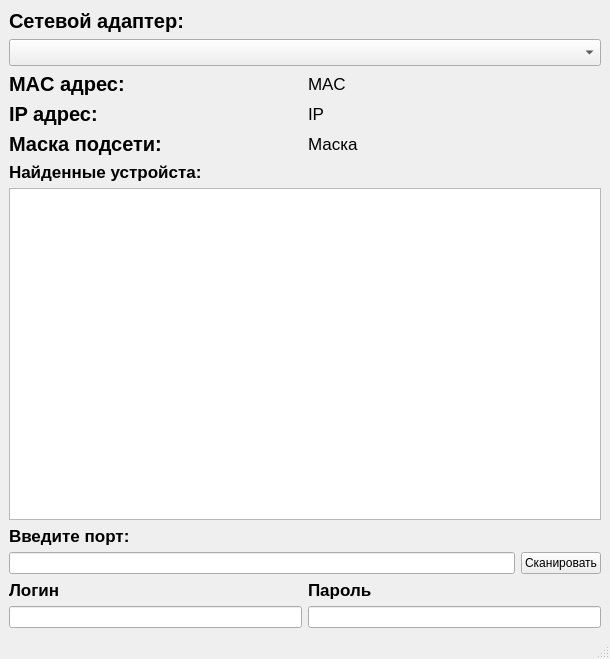
The window that ui/design/main_window.ui (VadMaxOl/mysql_autobackuper) describes before a commit, drawn with Qt 5.
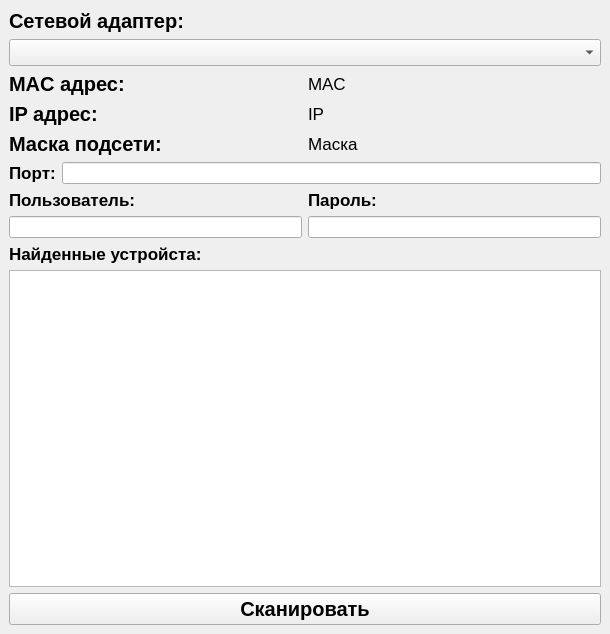
The same window after the commit. Icons and pictures are not drawn.

```diff
--- a/ui/design/main_window.ui
+++ b/ui/design/main_window.ui
@@ -7,7 +7,7 @@
     <x>0</x>
     <y>0</y>
     <width>610</width>
-    <height>659</height>
+    <height>634</height>
    </rect>
   </property>
   <property name="windowTitle">
@@ -137,29 +137,9 @@
      </layout>
     </item>
     <item>
-     <layout class="QVBoxLayout" name="verticalLayout_6">
+     <layout class="QHBoxLayout" name="horizontalLayout_7">
       <item>
-       <widget class="QLabel" name="label_6">
-        <property name="font">
-         <font>
-          <pointsize>13</pointsize>
-          <bold>true</bold>
-         </font>
-        </property>
-        <property name="text">
-         <string>Найденные устройста:</string>
-        </property>
-       </widget>
-      </item>
-      <item>
-       <widget class="QTableView" name="devices_view"/>
-      </item>
-     </layout>
-    </item>
-    <item>
-     <layout class="QHBoxLayout" name="horizontalLayout_2">
-      <item>
-       <layout class="QVBoxLayout" name="verticalLayout_4">
+       <layout class="QHBoxLayout" name="horizontalLayout_6">
         <item>
          <widget class="QLabel" name="label_4">
           <property name="font">
@@ -169,7 +149,7 @@
            </font>
           </property>
           <property name="text">
-           <string>Введите порт:</string>
+           <string>Порт:</string>
           </property>
          </widget>
         </item>
@@ -178,24 +158,6 @@
         </item>
        </layout>
       </item>
-      <item>
-       <layout class="QVBoxLayout" name="verticalLayout_5">
-        <item>
-         <widget class="QLabel" name="label_5">
-          <property name="text">
-           <string/>
-          </property>
-         </widget>
-        </item>
-        <item>
-         <widget class="QPushButton" name="skanport_button">
-          <property name="text">
-           <string>Сканировать</string>
-          </property>
-         </widget>
-        </item>
-       </layout>
-      </item>
      </layout>
     </item>
     <item>
@@ -211,7 +173,7 @@
            </font>
           </property>
           <property name="text">
-           <string>Логин</string>
+           <string>Пользователь:</string>
           </property>
          </widget>
         </item>
@@ -241,7 +203,7 @@
            </font>
           </property>
           <property name="text">
-           <string>Пароль</string>
+           <string>Пароль:</string>
           </property>
          </widget>
         </item>
@@ -259,9 +221,40 @@
       </item>
      </layout>
     </item>
+    <item>
+     <widget class="QLabel" name="label_6">
+      <property name="font">
+       <font>
+        <pointsize>13</pointsize>
+        <bold>true</bold>
+       </font>
+      </property>
+      <property name="text">
+       <string>Найденные устройста:</string>
+      </property>
+     </widget>
+    </item>
+    <item>
+     <widget class="QTableView" name="devices_view"/>
+    </item>
+    <item>
+     <widget class="QPushButton" name="skanport_button">
+      <property name="font">
+       <font>
+        <pointsize>15</pointsize>
+        <bold>true</bold>
+       </font>
+      </property>
+      <property name="text">
+       <string>Сканировать</string>
+      </property>
+     </widget>
+    </item>
+    <item>
+     <layout class="QHBoxLayout" name="horizontalLayout_2"/>
+    </item>
    </layout>
   </widget>
-  <widget class="QStatusBar" name="statusbar"/>
  </widget>
  <resources/>
  <connections/>
```
Left out of the diff: 6 changed lines with no effect on the pictures.
